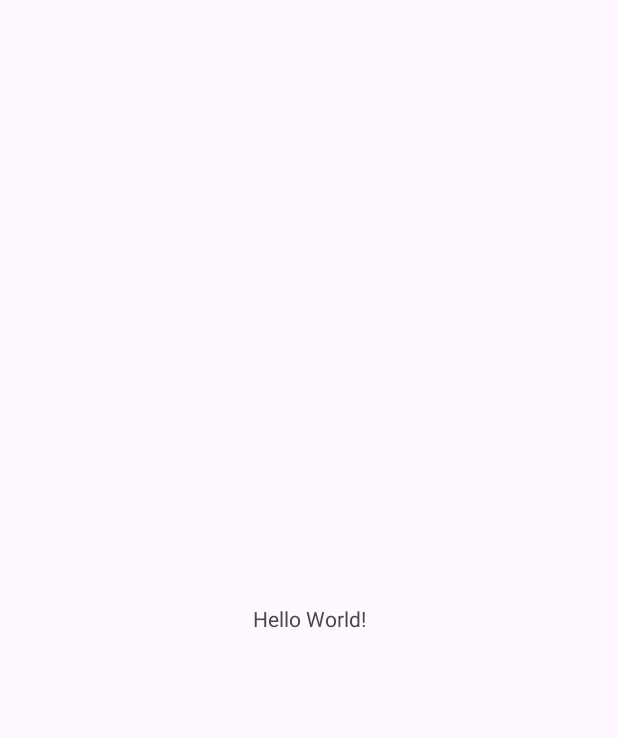
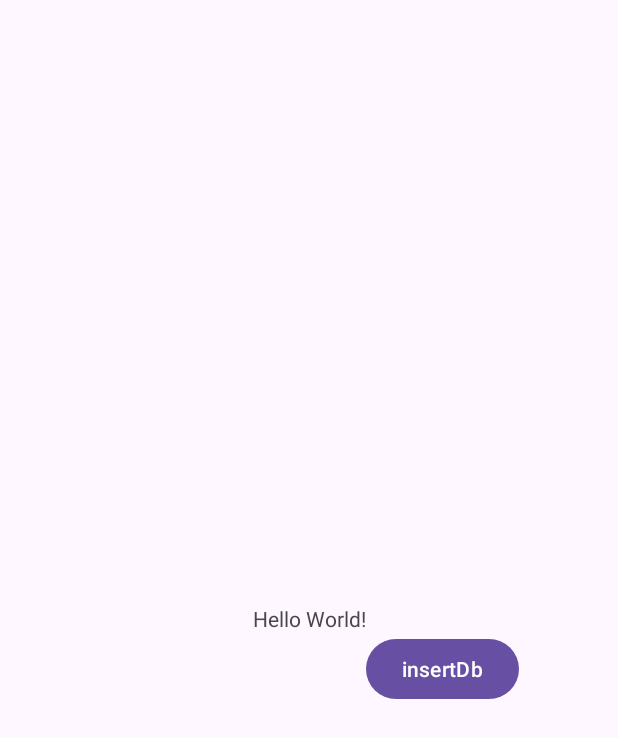
Before and after one commit to abdultanveer/adobeapp, an Android app: the screen it shows after launch (MainActivity), on a phone screen of 412 x 824 dp. Before the commit the part shown is almost empty. Shown: the top 738 px of the screen. Run offline under Robolectric (Android 15) with nearby library versions, the phone set to English and light mode, and no system bars.

```diff
--- a/app/src/main/res/layout/activity_main.xml
+++ b/app/src/main/res/layout/activity_main.xml
@@ -2,12 +2,13 @@
 <androidx.constraintlayout.widget.ConstraintLayout xmlns:android="http://schemas.android.com/apk/res/android"
     xmlns:app="http://schemas.android.com/apk/res-auto"
     xmlns:tools="http://schemas.android.com/tools"
-    android:id="@+id/main"
+    android:id="@+id/maincl"
     android:layout_width="match_parent"
     android:layout_height="match_parent"
     tools:context=".MainActivity">
 
     <TextView
+        android:id="@+id/maintv"
         android:layout_width="wrap_content"
         android:layout_height="wrap_content"
         android:text="Hello World!"
@@ -16,4 +17,14 @@
         app:layout_constraintStart_toStartOf="parent"
         app:layout_constraintTop_toTopOf="parent" />
 
+    <Button
+        android:id="@+id/button"
+        android:layout_width="wrap_content"
+        android:layout_height="wrap_content"
+        android:text="insertDb"
+        android:onClick="clickHandler"
+        app:layout_constraintLeft_toRightOf="@id/maintv"
+        app:layout_constraintTop_toBottomOf="@id/maintv"
+         />
+
 </androidx.constraintlayout.widget.ConstraintLayout>
```
Also changed, not shown: app/src/main/java/com/example/adobeapp/MainActivity.kt (+14 -0 lines).
